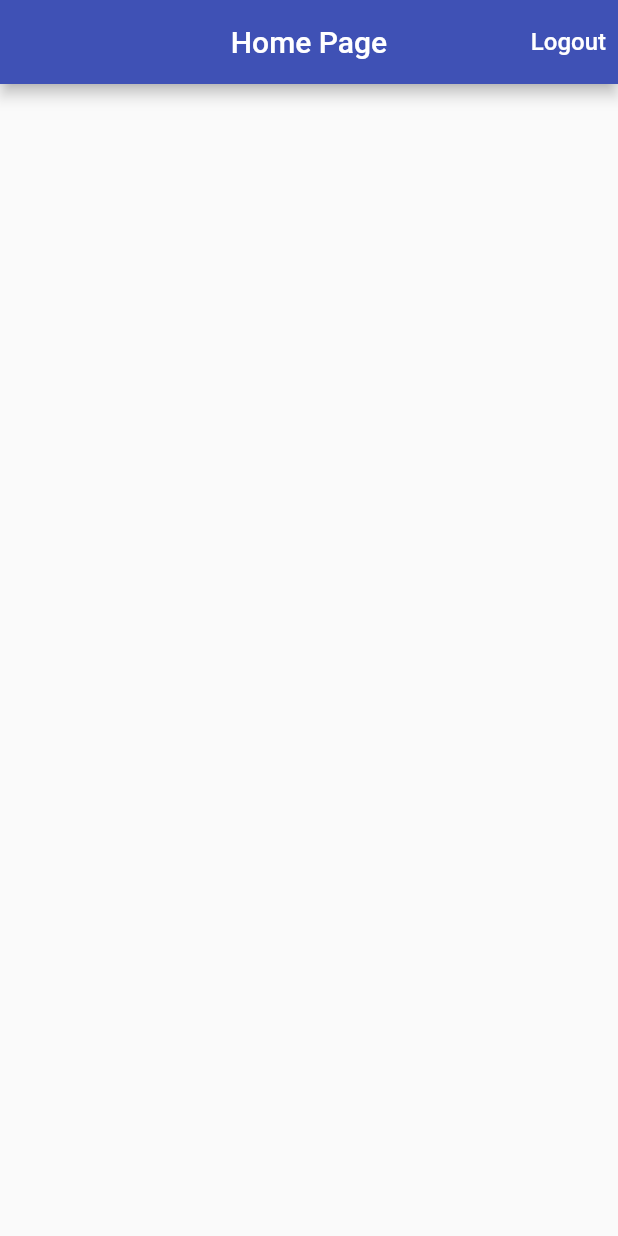
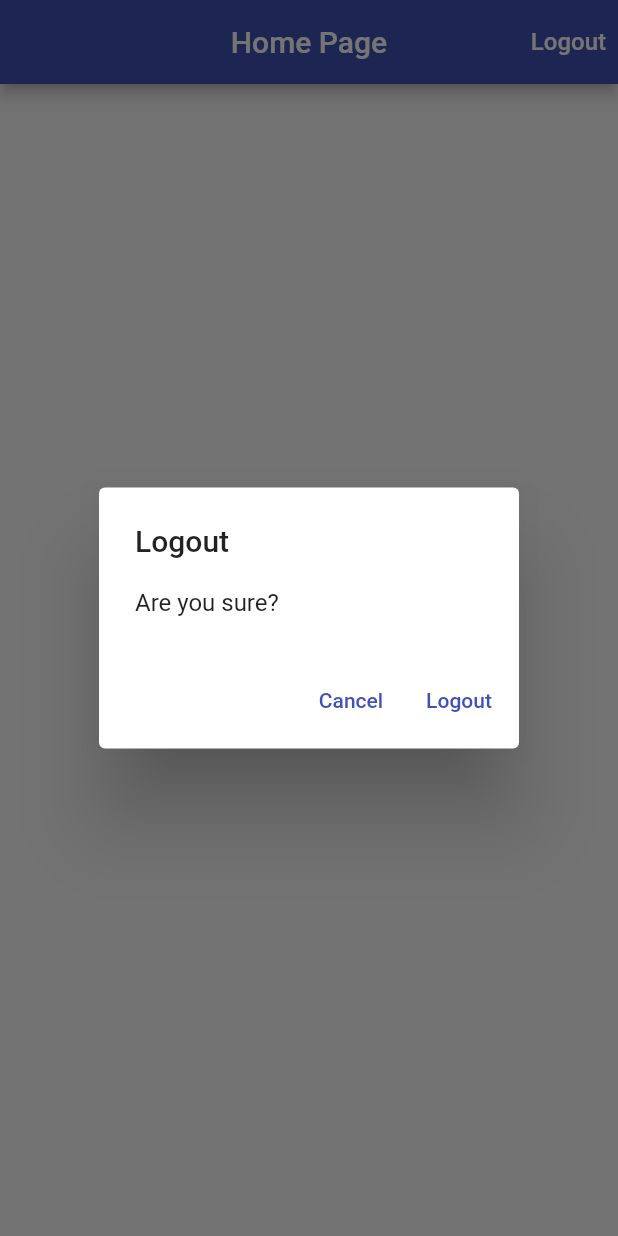
Before and after one commit to pr4nshul/time-tracker, a Flutter app: the screen it shows once a user with an empty profile is signed in, after a tap on "Logout", on a phone screen of 412 x 824 dp. Run offline on Flutter 3.47's test engine with Material 2 defaults, Android fonts, the phone set to English and light mode, and no system bars; our stand-ins replace firebase_auth, firebase_core, google_sign_in; accounts and stored records are empty; network calls fail.

Commit message:
added dialogs

```diff
--- a/lib/app/home_page.dart
+++ b/lib/app/home_page.dart
@@ -1,5 +1,6 @@
 import 'package:flutter/material.dart';
 import 'package:time_tracker1/Services/auth.dart';
+import 'package:time_tracker1/common_widgets/alert_dialog.dart';
 
 class HomePage extends StatelessWidget {
   HomePage({@required this.auth});
@@ -12,6 +13,17 @@ class HomePage extends StatelessWidget {
       print(e.toString());
     }
   }
+  Future<void> _confirmSignOut(BuildContext context) async{
+    final requestSignOut = await PlatformAlertDialog(
+      actionText: "Logout",
+      content: "Are you sure?",
+      title: "Logout",
+      cancelText: "Cancel",
+    ).show(context);
+    if(requestSignOut==true){
+      _signOut();
+    }
+  }
   @override
   Widget build(BuildContext context) {
     return Scaffold(
@@ -20,7 +32,7 @@ class HomePage extends StatelessWidget {
         title: Text("Home Page"),
         actions: [
           TextButton(
-            onPressed: _signOut,
+            onPressed: () => _confirmSignOut(context),
             child: Text(
               "Logout",
               style: TextStyle(fontSize: 16.0, color: Colors.white),
--- a/lib/app/sign_in/email_sign_in_page.dart
+++ b/lib/app/sign_in/email_sign_in_page.dart
@@ -1,5 +1,6 @@
 import 'package:flutter/material.dart';
 import 'package:time_tracker1/Services/auth.dart';
+import 'package:time_tracker1/common_widgets/alert_dialog.dart';
 
 class EmailSignIn extends StatefulWidget {
   EmailSignIn({@required this.auth});
@@ -39,7 +40,12 @@ class _EmailSignInState extends State<EmailSignIn> {
       }
       Navigator.of(context).pop();
     } catch (e) {
-      print(e.toString());
+      PlatformAlertDialog(
+        title: "Sign In Failed!",
+        content: e.toString(),
+        actionText: 'OK',
+      ).show(context);
+      //print(e.toString());
     } finally {
       setState(() {
         _isLoading = false;
@@ -75,7 +81,8 @@ class _EmailSignInState extends State<EmailSignIn> {
         decoration: InputDecoration(
           labelText: "Email",
           hintText: "test@test.com",
-          errorText: _email.isEmpty &&_submitted ? "Email can't be empty" : null,
+          errorText:
+              _email.isEmpty && _submitted ? "Email can't be empty" : null,
         ),
         onChanged: (email) => _updateState(),
         autocorrect: false,
@@ -89,7 +96,9 @@ class _EmailSignInState extends State<EmailSignIn> {
         controller: _passwordController,
         decoration: InputDecoration(
           labelText: "Password",
-          errorText: _password.isEmpty &&_submitted ? "Password can't be empty" : null,
+          errorText: _password.isEmpty && _submitted
+              ? "Password can't be empty"
+              : null,
         ),
         onChanged: (password) => _updateState(),
         obscureText: true,
--- /dev/null
+++ b/lib/common_widgets/alert_dialog.dart
@@ -0,0 +1,55 @@
+import 'package:flutter/material.dart';
+import 'package:flutter/src/widgets/framework.dart';
+import 'package:time_tracker1/common_widgets/platform_widget.dart';
+
+class PlatformAlertDialog extends PlatformWidget {
+  final String title;
+  final String content;
+  final String actionText;
+  final String cancelText;
+
+  PlatformAlertDialog({
+    @required this.title,
+    @required this.content,
+    @required this.actionText,
+    this.cancelText,
+  })  : assert(title != null),
+        assert(content != null),
+        assert(actionText != null);
+
+  Future<bool> show(BuildContext context) async {
+    return await showDialog(
+      context: context,
+      builder: (context) => this,
+    );
+  }
+
+  @override
+  Widget buildMaterial(BuildContext context) {
+    return AlertDialog(
+      title: Text(title),
+      content: Text(content),
+      actions: _buildActions(context),
+    );
+  }
+
+  List<Widget> _buildActions(BuildContext context) {
+    List<Widget> actions = [];
+    if (cancelText != null) {
+      actions.add(
+        TextButton(
+          onPressed: () => Navigator.of(context).pop(false),
+          child: Text(cancelText),
+        ),
+      );
+    }
+    actions.add(
+      TextButton(
+        onPressed: () => Navigator.of(context).pop(true),
+        child: Text(actionText),
+      ),
+    );
+
+    return actions;
+  }
+}
--- /dev/null
+++ b/lib/common_widgets/platform_widget.dart
@@ -0,0 +1,9 @@
+import 'package:flutter/material.dart';
+
+abstract class PlatformWidget extends StatelessWidget {
+  Widget buildMaterial(BuildContext context);
+  @override
+  Widget build(BuildContext context) {
+    return buildMaterial(context);
+  }
+}
```
